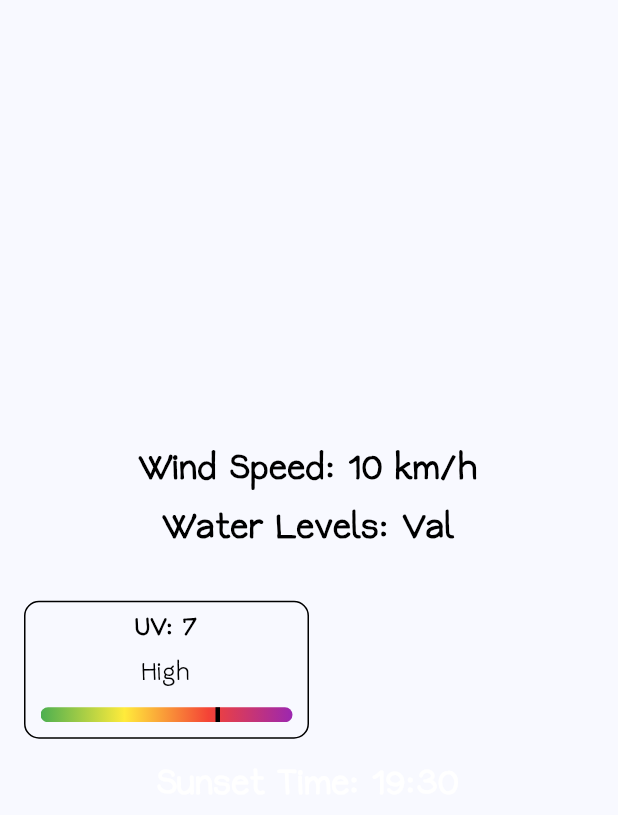
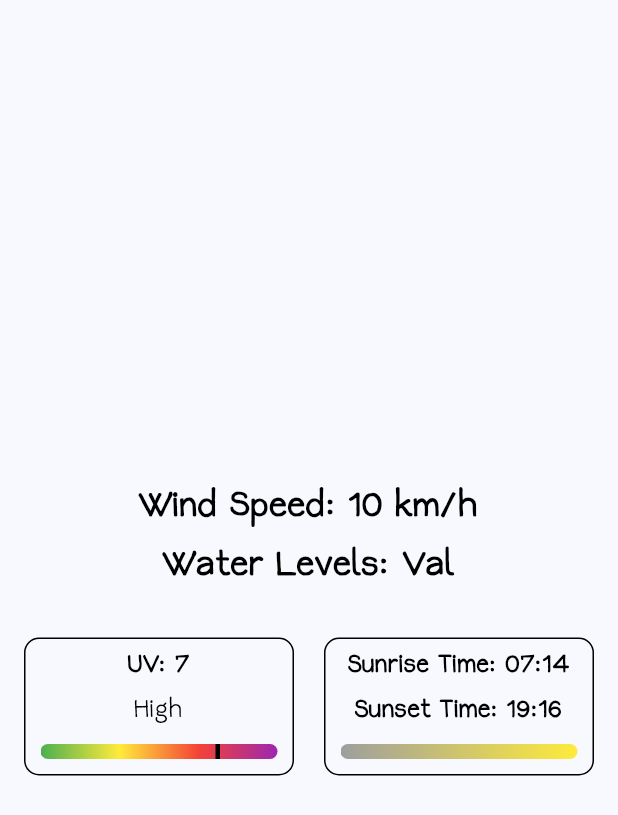
Before and after one commit to OGreenwood672/CamCurrents, a Flutter app: the ExtraDetails widget shown alone on an empty page, opened directly, on a phone screen of 412 x 824 dp. Shown: the top 815 px of the screen. Run offline on Flutter 3.47's test engine with Material 3 defaults, Android fonts, the phone set to English and light mode, and no system bars; network calls fail.

Commit message:
changes1.2

```diff
--- a/lib/extradetails.dart
+++ b/lib/extradetails.dart
@@ -1,4 +1,5 @@
 import 'package:flutter/material.dart';
+import 'package:intl/intl.dart';
 
 class ExtraDetails extends StatelessWidget {
   const ExtraDetails({super.key});
@@ -35,21 +36,18 @@ class ExtraDetails extends StatelessWidget {
             ),
            ),
           SizedBox(height: 30),
-          FractionallySizedBox(
-            widthFactor: 0.5,
-            child: UVIndexWidget(uvIndex: 7), // data to be changed to dynamic
+          Row(
+            mainAxisAlignment: MainAxisAlignment.center,
+            children: [
+              Flexible(
+                child: UVIndexWidget(uvIndex: 7), // data to be changed to dynamic
+              ),
+              SizedBox(width: 20), // Adjust spacing between widgets
+              Flexible(
+                child: SunsetTimeWidget(sunriseTime: "07:14", sunsetTime: "19:16"), // data to be changed to dynamic
+              ),
+            ],
           ),
-          SizedBox(height: 20),
-          Center(
-            child: Text(
-              'Sunset Time: 19:30',
-              style: TextStyle(
-                fontSize: 20,
-                fontWeight: FontWeight.bold,
-                color: Colors.white,
-              ),
-            ),
-           ),
           SizedBox(height: 10),
         ],
       ),
@@ -156,3 +154,87 @@ class UVIndexWidget extends StatelessWidget {
     }
   }
 }
+
+class SunsetTimeWidget extends StatelessWidget {
+  final String? sunsetTime;
+  final String? sunriseTime;
+
+  const SunsetTimeWidget({
+    super.key,
+    required this.sunriseTime,
+    required this.sunsetTime,
+  });
+
+  @override
+  Widget build(BuildContext context) {
+    // Assuming currentTime represents the current time of day
+    DateTime currentTime = DateTime.now();
+
+    // Assuming sunriseTime and sunsetTime are DateTime objects representing sunrise and sunset times
+    DateTime sunrise = DateFormat('HH:mm').parse(sunriseTime!);
+    DateTime sunset = DateFormat('HH:mm').parse(sunsetTime!);
+
+    // Calculate the fraction of the day elapsed since sunrise
+    double elapsedFraction = (currentTime.hour * 60 + currentTime.minute) /
+        (sunrise.hour * 60 + sunrise.minute);
+
+    // Use the elapsed fraction to position the indicator line
+    double indicatorPosition = 200 * elapsedFraction;
+
+    return Container(
+      padding: const EdgeInsets.all(10),
+      decoration: BoxDecoration(
+        color: Colors.transparent,
+        borderRadius: BorderRadius.circular(10),
+        border: Border.all(color: Colors.black, width: 1),
+      ),
+      child: Column(
+        mainAxisSize: MainAxisSize.min,
+        children: [
+          Text(
+            'Sunrise Time: $sunriseTime', // Display sunrise time
+            style: const TextStyle(
+              fontWeight: FontWeight.bold,
+              color: Colors.black,
+            ),
+          ),
+          const SizedBox(height: 10),
+          Text(
+            'Sunset Time: $sunsetTime', // Display sunset time
+            style: const TextStyle(
+              fontWeight: FontWeight.bold,
+              color: Colors.black,
+            ),
+          ),
+          const SizedBox(height: 10),
+          Stack(
+            children: [
+              Container(
+                height: 10, // Height of the color gradient scale
+                width: 200,
+                decoration: BoxDecoration(
+                  gradient: const LinearGradient(
+                    colors: [Colors.grey, Colors.yellow], // Adjust colors as needed
+                    stops: [0, 1], // Stops for gradient color
+                    begin: Alignment.centerLeft,
+                    end: Alignment.centerRight,
+                  ),
+                  borderRadius: BorderRadius.circular(5),
+                ),
+              ),
+              Positioned(
+                left: indicatorPosition - 1.5, // Adjust the offset of the indicator line
+                child: Container(
+                  width: 3, // Width of the indicator line
+                  height: 14, // Height of the indicator line
+                  color: Colors.black, // Color of the indicator line
+                ),
+              ),
+            ],
+          ),
+        ],
+      ),
+    );
+  }
+
+}
```
